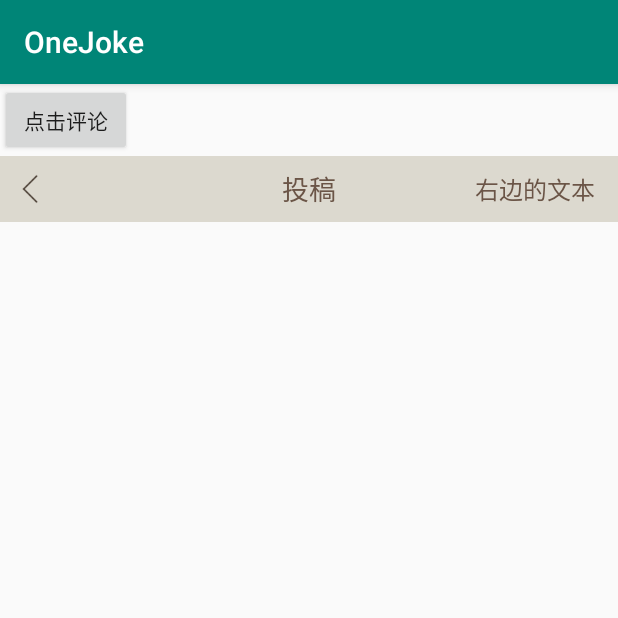
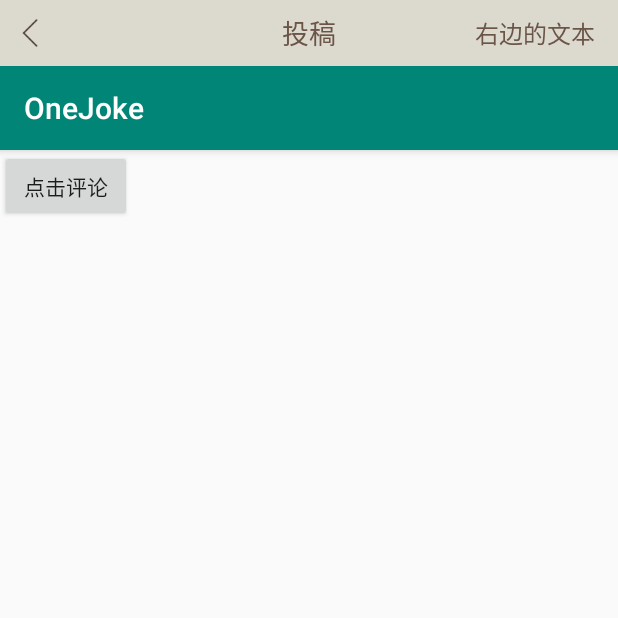
Before and after one commit to Kingwentao/OneJoke, an Android app: the screen it shows after launch (MainActivity), on a phone screen of 412 x 824 dp, the top half of it. Run offline under Robolectric (Android 15) with nearby library versions, the phone set to English and light mode, and no system bars.

Commit message:
解决头部不对的问题

```diff
--- a/app/src/main/res/layout/activity_main.xml
+++ b/app/src/main/res/layout/activity_main.xml
@@ -1,5 +1,5 @@
 <?xml version="1.0" encoding="utf-8"?>
-<LinearLayout xmlns:android="http://schemas.android.com/apk/res/android"
+<RelativeLayout xmlns:android="http://schemas.android.com/apk/res/android"
     android:id="@+id/ltTitle"
     android:layout_width="match_parent"
     android:layout_height="match_parent"
@@ -12,4 +12,4 @@
         android:text="点击评论" />
 
 
-</LinearLayout>
+</RelativeLayout>
--- a/baselibrary/src/main/java/com/example/baselibrary/navgationbar/AbsNavigationBar.kt
+++ b/baselibrary/src/main/java/com/example/baselibrary/navgationbar/AbsNavigationBar.kt
@@ -6,7 +6,6 @@ import android.view.LayoutInflater
 import android.view.View
 import android.view.ViewGroup
 import android.widget.TextView
-import com.example.baselibrary.R
 
 /**
  * author: created by wentaoKing
@@ -29,9 +28,13 @@ open class AbsNavigationBar<T :AbsNavigationBar.Builder.AbsNavigationParams>
     fun createAndBindView(){
 
         //获取根布局
-        if (mParams.mViewGroup == null){
+        if (mParams.mViewGroup != null){
+//            val activityRoot =
+//                (mParams.mContext as Activity).findViewById<ViewGroup>(android.R.id.content)
+
+            //根据源码去拿decorView作为根布局，这样再去加载内容到跟布局就可以不受传入布局的影响
             val activityRoot =
-                (mParams.mContext as Activity).findViewById<ViewGroup>(R.id.content)
+                (mParams.mContext as Activity).window.decorView as ViewGroup
             mParams.mViewGroup = activityRoot.getChildAt(0) as ViewGroup
         }
 
@@ -41,8 +44,8 @@ open class AbsNavigationBar<T :AbsNavigationBar.Builder.AbsNavigationParams>
         //创建view
         mNavigationView = LayoutInflater.from(mParams.mContext).inflate(bindLayoutId(),
             mParams.mViewGroup,false)
-        //添加创建的view
-        mParams.mViewGroup!!.addView(mNavigationView)
+        //添加创建的view,放在头部
+        mParams.mViewGroup!!.addView(mNavigationView,0)
         //
         applyView()
     }
@@ -76,6 +79,7 @@ open class AbsNavigationBar<T :AbsNavigationBar.Builder.AbsNavigationParams>
     }
 
     override fun applyView() {
+
     }
 
     fun getParams(): T{
```
